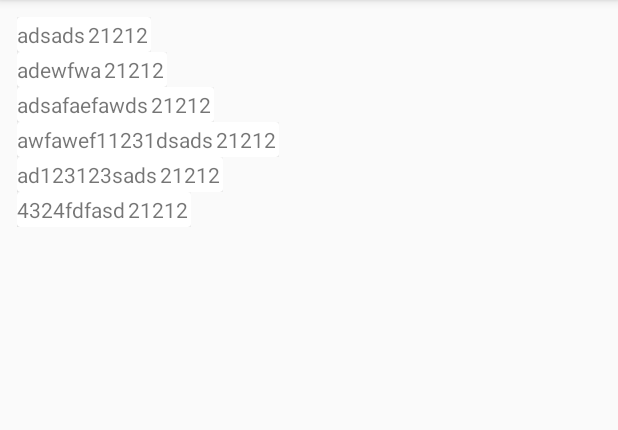
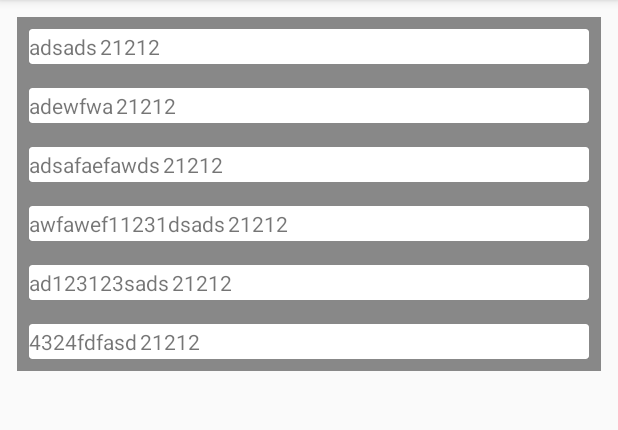
Before and after one commit to shubhamwert/detailsTemplate, an Android app: the screen it shows after launch (MainActivity), on a phone screen of 412 x 824 dp, the part 84-514 px from its top. Run offline under Robolectric (Android 15) with nearby library versions, the phone set to English and light mode, and no system bars.

Commit message:
minor Changes

```diff
--- a/app/src/main/java/com/example/shubh/xdesignsx/FullDetailFragment.java
+++ b/app/src/main/java/com/example/shubh/xdesignsx/FullDetailFragment.java
@@ -35,6 +35,7 @@ TextView textView2;
 
 
     public void setView(int i) {
+
         textView1.setText(DataSet.arrayList.get(i).getmTitle());
         textView2.setText(DataSet.arrayList.get(i).getmTitle());
 
--- a/app/src/main/java/com/example/shubh/xdesignsx/ListFragment.java
+++ b/app/src/main/java/com/example/shubh/xdesignsx/ListFragment.java
@@ -55,7 +55,8 @@ private OnClickMyFragmentListner mCallback;
             @Override
             public void onClick(View view, int position) {
 
-mCallback.ReturnStatementMine(position);
+            mCallback.ReturnStatementMine(position);
+
 
             }
 
--- a/app/src/main/java/com/example/shubh/xdesignsx/MainActivity.java
+++ b/app/src/main/java/com/example/shubh/xdesignsx/MainActivity.java
@@ -1,8 +1,12 @@
 package com.example.shubh.xdesignsx;
 
+import android.graphics.Color;
+import android.graphics.Point;
 import android.support.v4.app.FragmentTransaction;
 import android.support.v7.app.AppCompatActivity;
 import android.os.Bundle;
+import android.util.DisplayMetrics;
+import android.view.Display;
 import android.view.View;
 import android.widget.FrameLayout;
 
@@ -17,9 +21,9 @@ public class MainActivity extends AppCompatActivity implements ListFragment.OnCl
         DataSet.dataInit();
         super.onCreate(savedInstanceState);
         setContentView(R.layout.activity_main);
-        ListFragment mfragment =new ListFragment();
+        ListFragment mFragment =new ListFragment();
         FragmentTransaction ft=getSupportFragmentManager().beginTransaction();
-        ft.add(R.id.list_fragment,mfragment);
+        ft.add(R.id.list_fragment,mFragment);
         ft.commit();
         fl = findViewById(R.id.full_view);
         fullDetailFragment = new FullDetailFragment();
@@ -41,7 +45,8 @@ ft2=getSupportFragmentManager().beginTransaction();
     public void ReturnStatementMine(int i) {
         fullDetailFragment.setView(i);
         fl.setVisibility(View.VISIBLE);
-
+fl.bringToFront();
+        fl.setBackgroundColor(Color.red(12));
 
     }
 }
--- a/app/src/main/java/com/example/shubh/xdesignsx/ScreenAdapter.java
+++ b/app/src/main/java/com/example/shubh/xdesignsx/ScreenAdapter.java
@@ -1,5 +1,6 @@
 package com.example.shubh.xdesignsx;
 
+import android.graphics.Color;
 import android.support.annotation.NonNull;
 import android.support.v7.widget.RecyclerView;
 import android.support.v7.widget.RecyclerView.ViewHolder;
@@ -16,7 +17,11 @@ public class ScreenAdapter extends RecyclerView.Adapter<ScreenAdapter.ViewHolder
     @Override
     public ScreenAdapter.ViewHolder onCreateViewHolder(@NonNull ViewGroup viewGroup, int i) {
         View v=LayoutInflater.from(viewGroup.getContext()).inflate(R.layout.recyler_list,viewGroup,false);
+     v.setElevation(2);
+     v.setPadding(12,12,12,12);
+     v.setBackgroundColor(Color.GRAY);
         ViewHolder vh=new ViewHolder(v);
+
         return vh;
 
 
@@ -51,6 +56,7 @@ public class ScreenAdapter extends RecyclerView.Adapter<ScreenAdapter.ViewHolder
            mTitleView=itemView.findViewById(R.id.Title_m);
             mDesc=itemView.findViewById(R.id.Descrit);
 
+
         }
     }
 }
--- a/app/src/main/res/layout/fragment_list.xml
+++ b/app/src/main/res/layout/fragment_list.xml
@@ -6,7 +6,7 @@
     tools:context=".ListFragment">
 
   <android.support.v7.widget.RecyclerView
-      android:layout_width="wrap_content"
+      android:layout_width="match_parent"
       android:layout_height="wrap_content"
       android:id="@+id/m_recycler_list"/>
 
--- a/app/src/main/res/layout/recyler_list.xml
+++ b/app/src/main/res/layout/recyler_list.xml
@@ -1,6 +1,6 @@
 <?xml version="1.0" encoding="utf-8"?>
 <LinearLayout xmlns:android="http://schemas.android.com/apk/res/android"
-    android:orientation="vertical" android:layout_width="wrap_content"
+    android:orientation="vertical" android:layout_width="match_parent"
     android:layout_height="wrap_content">
   <android.support.v7.widget.CardView
       android:layout_width="match_parent"
```
